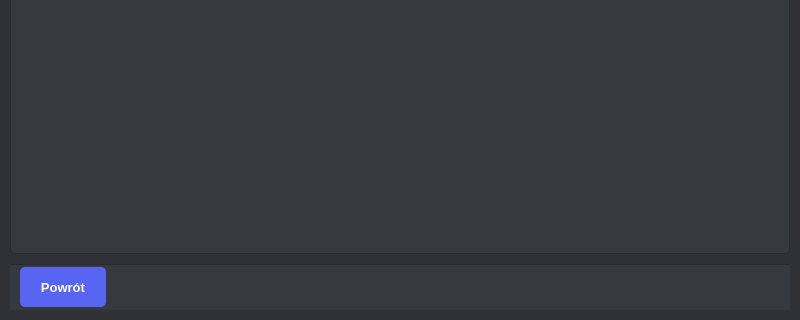
The window that gui/ui/History.ui (oreols/ProjektAOI) describes before a commit, drawn with Qt 5; both pictures show x 0 to 800 and y 280 to 600 of the 800 by 600 pixel window.
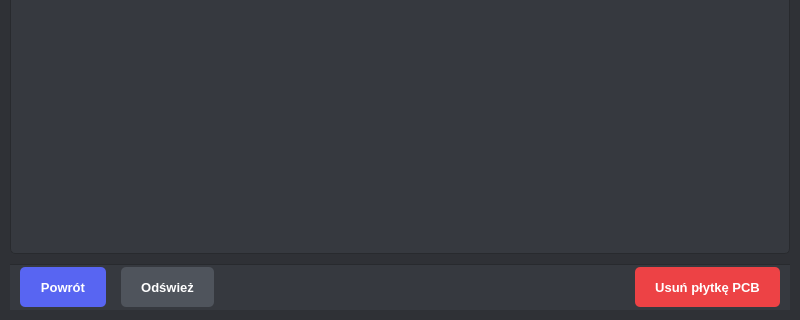
The same window after the commit.

Diff of the .ui file:
```diff
--- a/gui/ui/History.ui
+++ b/gui/ui/History.ui
@@ -54,6 +54,18 @@
     border-bottom: 1px solid #4f545c;
 }
 
+QTableView#tableWidget::item:selected {
+    background-color: #5865F2;
+    color: #ffffff;
+    border-radius: 3px;
+    font-weight: 600;
+}
+
+QTableView#tableWidget::item:hover:!selected {
+    background-color: #4f545c;
+    border-radius: 3px;
+}
+
 /* --- Nagłówki Tabeli --- */
 QHeaderView::section {
     background-color: #2f3136;
@@ -218,6 +230,40 @@
         </property>
        </widget>
       </item>
+      <item>
+       <widget class="QPushButton" name="refreshButton">
+        <property name="text">
+         <string>Odśwież</string>
+        </property>
+        <property name="cursor">
+         <cursorShape>PointingHandCursor</cursorShape>
+        </property>
+        <property name="sizePolicy">
+         <sizepolicy hsizetype="Fixed" vsizetype="Fixed">
+          <horstretch>0</horstretch>
+          <verstretch>0</verstretch>
+         </sizepolicy>
+        </property>
+        <property name="styleSheet">
+         <string notr="true">
+          QPushButton#refreshButton {
+            background-color: #4f545c;
+            color: white;
+            font-size: 13px;
+            font-weight: 600;
+            padding: 6px 20px;
+            border-radius: 5px;
+            border: none;
+            min-height: 28px;
+            outline: none;
+          }
+          QPushButton#refreshButton:hover { background-color: #5d6269; }
+          QPushButton#refreshButton:pressed { background-color: #6b6f79; }
+          QPushButton#refreshButton:disabled { background-color: #40444b; color: #72767d; opacity: 0.7; }
+         </string>
+        </property>
+       </widget>
+      </item>
       <item>
        <spacer name="bottomSpacer">
         <property name="orientation">
@@ -231,6 +277,40 @@
         </property>
        </spacer>
       </item>
+      <item>
+       <widget class="QPushButton" name="deletePcbButton">
+        <property name="text">
+         <string>Usuń płytkę PCB</string>
+        </property>
+        <property name="cursor">
+         <cursorShape>PointingHandCursor</cursorShape>
+        </property>
+        <property name="sizePolicy">
+         <sizepolicy hsizetype="Fixed" vsizetype="Fixed">
+          <horstretch>0</horstretch>
+          <verstretch>0</verstretch>
+         </sizepolicy>
+        </property>
+        <property name="styleSheet">
+         <string notr="true">
+          QPushButton#deletePcbButton {
+            background-color: #ed4245;
+            color: white;
+            font-size: 13px;
+            font-weight: 600;
+            padding: 6px 20px;
+            border-radius: 5px;
+            border: none;
+            min-height: 28px;
+            outline: none;
+          }
+          QPushButton#deletePcbButton:hover { background-color: #c03537; }
+          QPushButton#deletePcbButton:pressed { background-color: #a12d2f; }
+          QPushButton#deletePcbButton:disabled { background-color: #40444b; color: #72767d; opacity: 0.7; }
+         </string>
+        </property>
+       </widget>
+      </item>
      </layout>
     </widget>
    </item>
```
